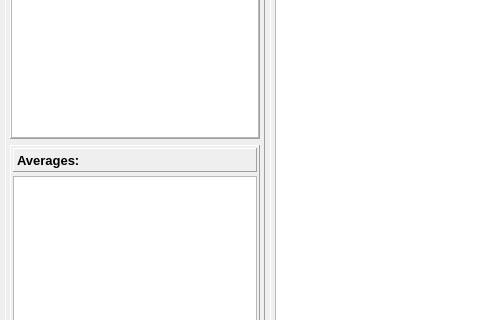
This is mainwindow.ui in Tria-Andy/WorkoutEditor as Qt 5 draws it before an edit; both pictures show x 0 to 480 and y 363 to 683 of the 1234 by 766 pixel window. The edited form follows.
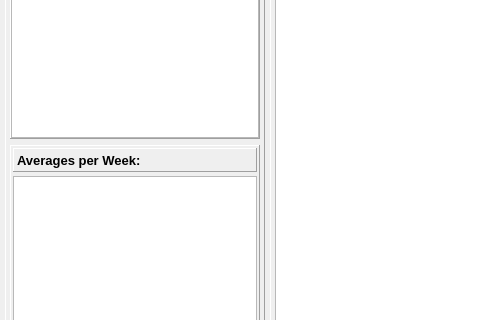
This is the edited form. Icons and pictures are not drawn. Custom widgets are drawn as their Qt base class.

Commit message: Add Week Average

The edit to the form file:
```diff
--- a/mainwindow.ui
+++ b/mainwindow.ui
@@ -251,7 +251,7 @@
                  <enum>QFrame::Raised</enum>
                 </property>
                 <property name="text">
-                 <string>Averages:</string>
+                 <string>Averages per Week:</string>
                 </property>
                </widget>
               </item>
```
Left out of the diff: 2 changed lines with no effect on the pictures. The commit also changes 2 other files.
